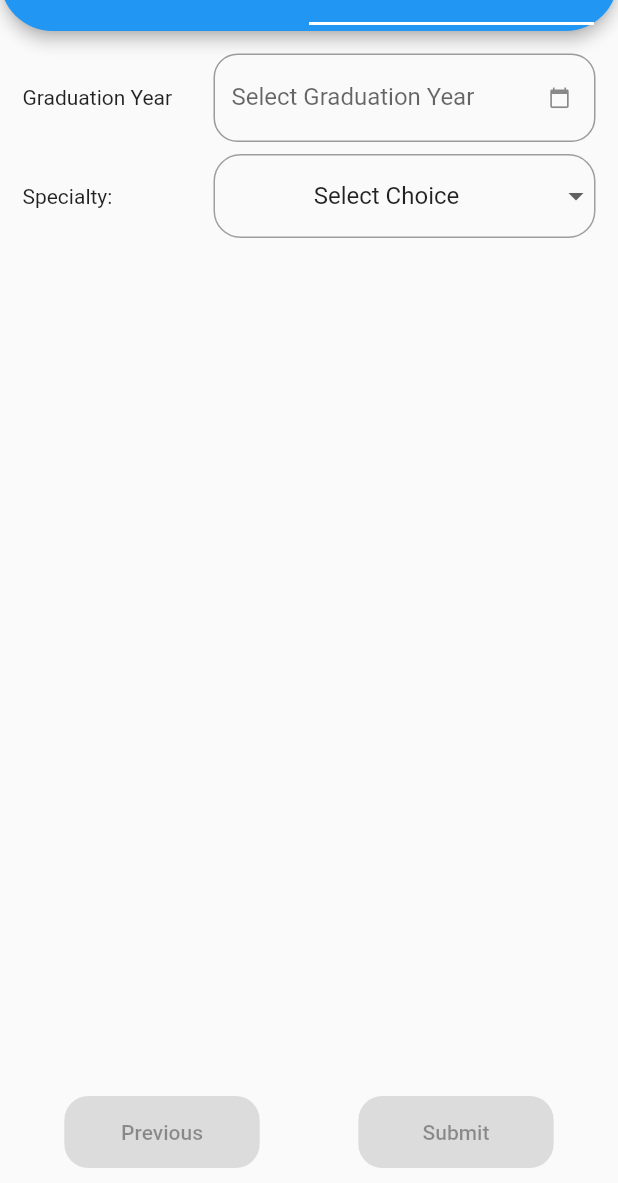
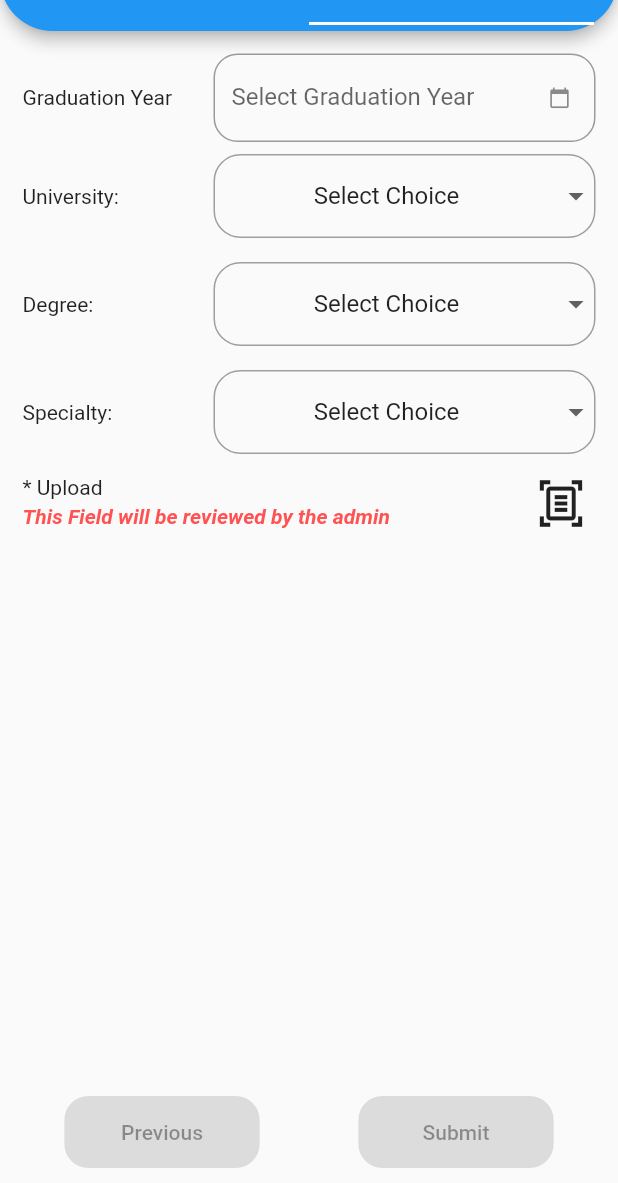
Before and after one commit to ahmed-elghabour/DoctorPlus_flutter, a Flutter app: the RegisterAdditional screen opened directly, tab 2 chosen, on a phone screen of 412 x 824 dp, the part 53-1236 px from its top. Run offline on Flutter 3.47's test engine with Material 3 defaults, Android fonts, the light colour scheme and no system bars; our stand-ins replace bloc, firebase_auth, firebase_core, flutter_bloc, image_picker, shared_preferences; accounts and stored records are empty.

Commit message:
doctor info

```diff
--- a/lib/data/demo.dart
+++ b/lib/data/demo.dart
@@ -116,3 +116,30 @@ const List<String> doctorSpecialties = [
   'Obstetrics and Gynecology',
   'Physical Medicine and Rehabilitation',
 ];
+
+const List<String> universities = [
+  'Select Choice',
+  'Cairo University',
+  'Tanta University',
+  'Minia University',
+  'Assiut University',
+  'Zagazig University',
+  'Mansoura University',
+  'Ain Shams University',
+  'Alexandria University',
+  'Suez Canal University',
+  'South Valley University',
+  'Misr University for Science and Technology (MUST)',
+];
+
+const List<String> doctorDgrees = [
+  'Select Choice',
+  'Doctor of Medicine (MD)',
+  'Doctor of Optometry (OD)',
+  'Doctor of Pharmacy (PharmD)',
+  'Doctor of Dental Surgery (DDS)',
+  'Doctor of Dental Medicine (DMD)',
+  'Doctor of Nursing Practice (DNP)',
+  'Doctor of Osteopathic Medicine (DO)',
+  'Doctor of Veterinary Medicine (DVM)',
+];
--- a/lib/presentation/pages/screens/register/doctor_info.dart
+++ b/lib/presentation/pages/screens/register/doctor_info.dart
@@ -12,7 +12,9 @@ class DoctorAdditionalInfo extends StatefulWidget {
 }
 
 class _DoctorAdditionalInfoState extends State<DoctorAdditionalInfo> {
+  String degree = 'Select Choice';
   String specialty = 'Select Choice';
+  String university = 'Select Choice';
   late TextEditingController _dateController;
   @override
   void initState() {
@@ -57,10 +59,43 @@ class _DoctorAdditionalInfoState extends State<DoctorAdditionalInfo> {
           ],
         ),
         additionalInfo(
+            value: university,
+            title: "University",
+            list: universities,
+            onChanged: (newVal) => setState(() => university = newVal!)),
+        additionalInfo(
+            value: degree,
+            title: "Degree",
+            list: doctorDgrees,
+            onChanged: (newVal) => setState(() => degree = newVal!)),
+        additionalInfo(
             value: specialty,
             title: "Specialty",
             list: doctorSpecialties,
             onChanged: (newVal) => setState(() => specialty = newVal!)),
+        Row(
+          mainAxisAlignment: MainAxisAlignment.spaceBetween,
+          children: <Widget>[
+            const Wrap(
+              direction: Axis.vertical,
+              children: [
+                Text("* Upload"),
+                SizedBox(height: 3),
+                Text("This Field will be reviewed by the admin",
+                    style: TextStyle(
+                        color: Colors.redAccent,
+                        fontStyle: FontStyle.italic,
+                        fontWeight: FontWeight.bold)),
+              ],
+            ),
+            IconButton(
+                onPressed: () {},
+                icon: const Icon(
+                  size: 34,
+                  Icons.document_scanner_outlined,
+                )),
+          ],
+        )
       ],
     );
   }
--- a/lib/presentation/pages/screens/register/register_general.dart
+++ b/lib/presentation/pages/screens/register/register_general.dart
@@ -37,7 +37,6 @@ class _RegisterGeneralState extends State<RegisterGeneral> {
       child: Center(
         child: Form(
           key: _formKey,
-          child: SingleChildScrollView(
           child: Column(
             mainAxisAlignment: MainAxisAlignment.center,
             children: <Widget>[
@@ -100,7 +99,6 @@ class _RegisterGeneralState extends State<RegisterGeneral> {
           ),
         ),
       ),
-      ),
     );
   }
 }
--- a/lib/presentation/widgets/drop_down.dart
+++ b/lib/presentation/widgets/drop_down.dart
@@ -29,11 +29,16 @@ class _CustomDropDownMenuState extends State<CustomDropDownMenu> {
           child: DropdownButton<String>(
             value: widget.value,
             isExpanded: true,
+            alignment: Alignment.center,
             onChanged: widget.onChanged,
             items: widget.list.map<DropdownMenuItem<String>>((String val) {
               return DropdownMenuItem<String>(
                 value: val,
-                child: Center(child: Text(val)),
+                child: Center(
+                    child: Text(
+                  val,
+                  textAlign: TextAlign.center,
+                )),
               );
             }).toList(),
           ),
```
Also changed, not shown: lib/presentation/pages/register_auth.dart (deleted, +0 -168 lines), lib/presentation/pages/register_fill.dart (+2 -5 lines). Lines whose indentation alone changed are shown as unchanged.
